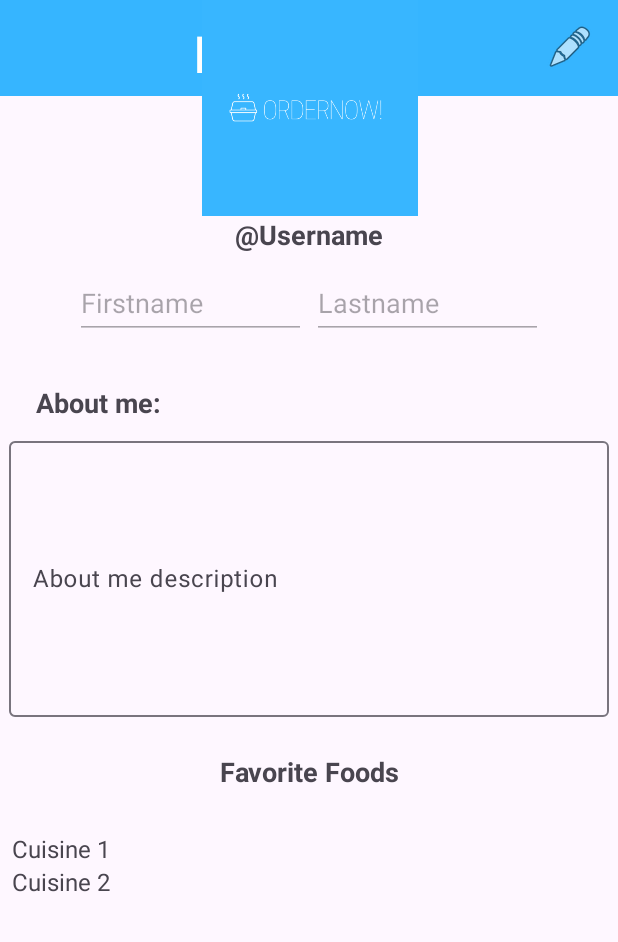
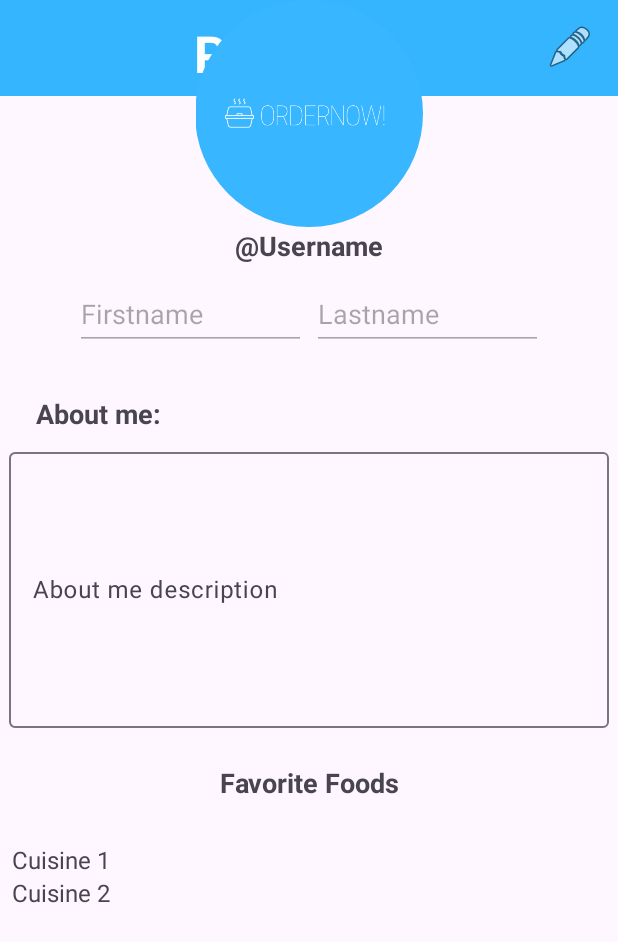
Before and after one commit to Wmelendez1/OrderNowApp, an Android app: the ProfileLayout screen opened directly, with no data from a screen before it, on a phone screen of 412 x 824 dp. Shown: the top 942 px of the screen. Run offline under Robolectric (Android 15) with nearby library versions, the phone set to English and light mode, and no system bars.

Commit message:
fixed the profile after error

```diff
--- a/app/src/main/res/layout/activity_profile_layout.xml
+++ b/app/src/main/res/layout/activity_profile_layout.xml
@@ -7,7 +7,6 @@
     android:layout_height="match_parent"
     tools:context=".activities.ProfileLayout">
 
-    <!-- Toolbar -->
 
     <!-- Back Button -->
     <androidx.appcompat.widget.Toolbar
@@ -62,8 +61,8 @@
 
     <com.google.android.material.imageview.ShapeableImageView
         android:id="@+id/profilePicIV"
-        android:layout_width="147dp"
-        android:layout_height="144dp"
+        android:layout_width="152dp"
+        android:layout_height="151dp"
         android:src="@drawable/onlogo"
         app:layout_constraintEnd_toEndOf="parent"
         app:layout_constraintStart_toStartOf="parent"
@@ -190,7 +189,8 @@
         android:hint="Lastname"
         android:inputType="text"
         app:layout_constraintEnd_toEndOf="parent"
-        app:layout_constraintTop_toBottomOf="@+id/username" />
+        app:layout_constraintTop_toBottomOf="@+id/username"
+        tools:ignore="TouchTargetSizeCheck" />
 
     <TextView
         android:id="@+id/textView"
--- /dev/null
+++ b/app/src/main/res/values/styles.xml
@@ -0,0 +1,7 @@
+<?xml version="1.0" encoding="utf-8"?>
+<resources>
+    <style name="roundedImageView">
+        <item name="cornerFamily"> rounded</item>
+        <item name="cornerSize">50%</item>
+    </style>
+</resources>
```
